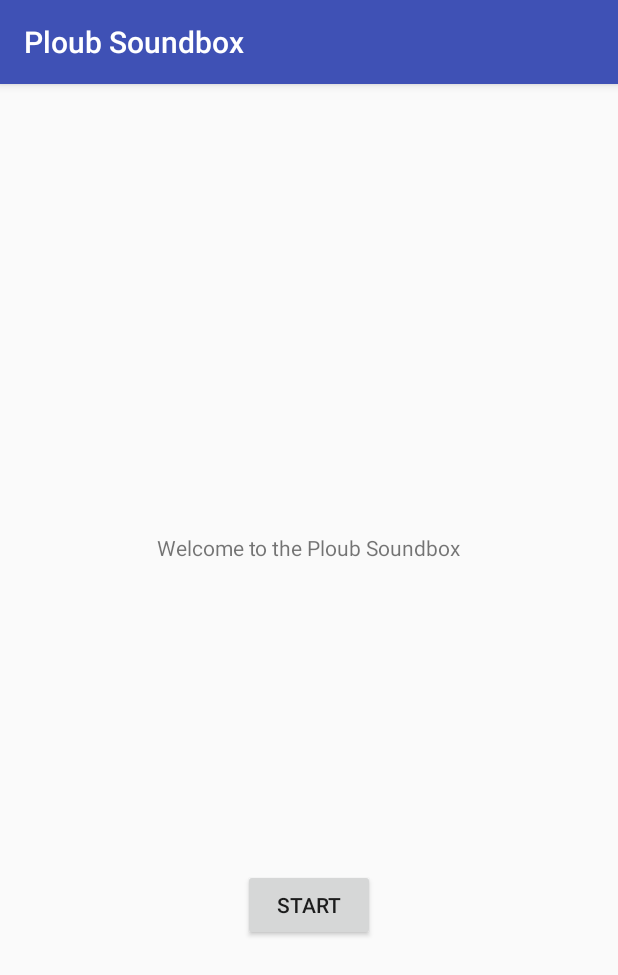
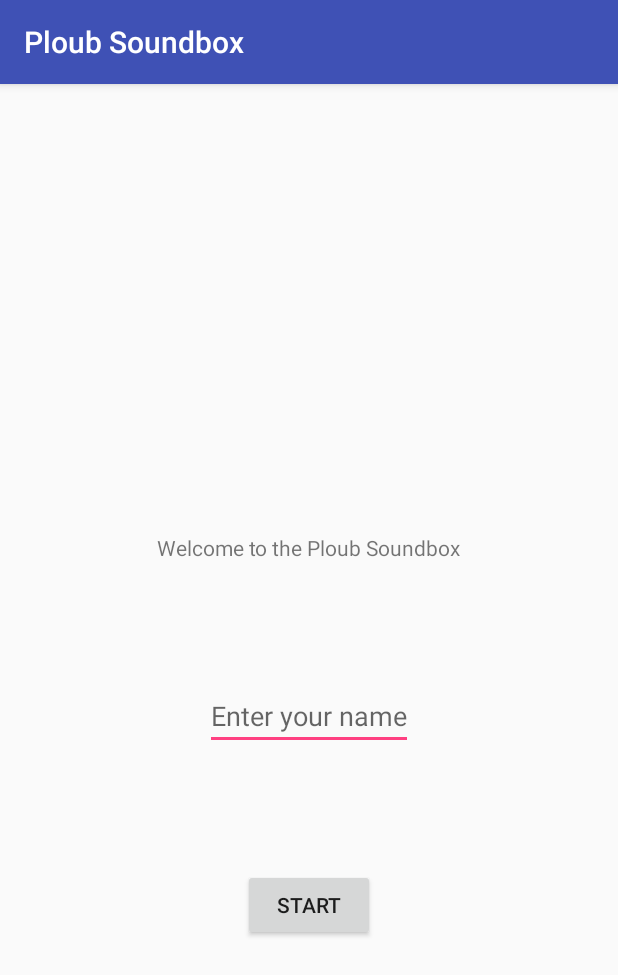
Before and after one commit to benwayne182/ploubsoundbox, an Android app: the screen it shows after launch (MainActivity), on a phone screen of 412 x 824 dp. Shown: the top 975 px of the screen. Run offline under Robolectric (Android 15) with nearby library versions, the phone set to English and light mode, and no system bars.

Commit message:
Récupération du nom sur la MainActivity

```diff
--- a/app/src/main/AndroidManifest.xml
+++ b/app/src/main/AndroidManifest.xml
@@ -9,14 +9,14 @@
         android:roundIcon="@mipmap/ic_launcher_round"
         android:supportsRtl="true"
         android:theme="@style/AppTheme">
-        <activity android:name=".MainActivity">
+        <activity android:name=".view.MainActivity">
             <intent-filter>
                 <action android:name="android.intent.action.MAIN" />
 
                 <category android:name="android.intent.category.LAUNCHER" />
             </intent-filter>
         </activity>
-        <activity android:name=".SoundPanelActivity"></activity>
+        <activity android:name=".view.SoundPanelActivity"></activity>
     </application>
 
 </manifest>
--- /dev/null
+++ b/app/src/main/java/com/fdp/benwayne/ploubsoundbox/model/User.java
@@ -0,0 +1,17 @@
+package com.fdp.benwayne.ploubsoundbox.model;
+
+public class User {
+
+    private String name;
+
+    public User() {
+    }
+
+    public String getName() {
+        return name;
+    }
+
+    public void setName(String name) {
+        this.name = name;
+    }
+}
--- a/app/src/main/java/com/fdp/benwayne/ploubsoundbox/MainActivity.java
+++ b/app/src/main/java/com/fdp/benwayne/ploubsoundbox/view/MainActivity.java
@@ -1,4 +1,4 @@
-package com.fdp.benwayne.ploubsoundbox;
+package com.fdp.benwayne.ploubsoundbox.view;
 
 import android.content.Intent;
 import android.os.Bundle;
@@ -9,6 +9,9 @@ import android.view.View;
 import android.widget.Button;
 import android.widget.EditText;
 import android.widget.TextView;
+
+import com.fdp.benwayne.ploubsoundbox.R;
+import com.fdp.benwayne.ploubsoundbox.model.User;
 
 public class MainActivity extends AppCompatActivity {
 
@@ -27,7 +30,7 @@ public class MainActivity extends AppCompatActivity {
     /**
      * Nom de l'utilisateur
      */
-    private String userName;
+    private User user;
     /**
      * Listener sur la modification du champs de saisie
      */
@@ -42,7 +45,8 @@ public class MainActivity extends AppCompatActivity {
         public void onTextChanged(CharSequence s, int start, int before, int count) {
             boolean b = (s.length() != 0);
             startButton.setEnabled(b);
-            userName = b ? s.toString() : "";
+            String userName = b ? s.toString() : "";
+            user.setName(userName);
         }
 
         @Override
@@ -64,13 +68,14 @@ public class MainActivity extends AppCompatActivity {
     protected void onCreate(Bundle savedInstanceState) {
         super.onCreate(savedInstanceState);
         setContentView(R.layout.activity_main);
+        user = new User();
         this.textView = this.findViewById(R.id.activityMainTextView);
-//        this.editText = this.findViewById(R.id.activityMainEditText);
+        this.editText = this.findViewById(R.id.activityMainEditText);
         this.startButton = this.findViewById(R.id.activityMainStartButton);
 
         this.startButton.setEnabled(true);
 
-//        this.editText.addTextChangedListener(this.textWatcher);
+        this.editText.addTextChangedListener(this.textWatcher);
         this.startButton.setOnClickListener(this.onClickListener);
     }
 
--- a/app/src/main/java/com/fdp/benwayne/ploubsoundbox/SoundPanelActivity.java
+++ b/app/src/main/java/com/fdp/benwayne/ploubsoundbox/view/SoundPanelActivity.java
@@ -1,10 +1,12 @@
-package com.fdp.benwayne.ploubsoundbox;
+package com.fdp.benwayne.ploubsoundbox.view;
 
 import android.media.MediaPlayer;
 import android.os.Bundle;
 import android.support.v7.app.AppCompatActivity;
 import android.view.View;
 import android.widget.Button;
+
+import com.fdp.benwayne.ploubsoundbox.R;
 
 import java.util.HashMap;
 import java.util.Iterator;
--- a/app/src/main/res/layout/activity_main.xml
+++ b/app/src/main/res/layout/activity_main.xml
@@ -4,7 +4,7 @@
     xmlns:tools="http://schemas.android.com/tools"
     android:layout_width="match_parent"
     android:layout_height="match_parent"
-    tools:context="com.fdp.benwayne.ploubsoundbox.MainActivity">
+    tools:context="com.fdp.benwayne.ploubsoundbox.view.MainActivity">
 
     <TextView
         android:id="@+id/activityMainTextView"
@@ -17,15 +17,15 @@
         app:layout_constraintTop_toTopOf="parent"
         app:layout_constraintVertical_bias="0.40" />
 
-    <!--<EditText-->
-        <!--android:id="@+id/activityMainEditText"-->
-        <!--android:layout_width="wrap_content"-->
-        <!--android:layout_height="wrap_content"-->
-        <!--android:hint="@string/enterYourName"-->
-        <!--app:layout_constraintBottom_toTopOf="@+id/activityMainStartButton"-->
-        <!--app:layout_constraintLeft_toLeftOf="parent"-->
-        <!--app:layout_constraintRight_toRightOf="parent"-->
-        <!--app:layout_constraintTop_toBottomOf="@+id/activityMainTextView" />-->
+    <EditText
+        android:id="@+id/activityMainEditText"
+        android:layout_width="wrap_content"
+        android:layout_height="wrap_content"
+        android:hint="@string/enterYourName"
+        app:layout_constraintBottom_toTopOf="@+id/activityMainStartButton"
+        app:layout_constraintLeft_toLeftOf="parent"
+        app:layout_constraintRight_toRightOf="parent"
+        app:layout_constraintTop_toBottomOf="@+id/activityMainTextView" />
 
     <Button
         android:id="@+id/activityMainStartButton"
--- a/app/src/main/res/layout/activity_sound_panel.xml
+++ b/app/src/main/res/layout/activity_sound_panel.xml
@@ -4,7 +4,7 @@
     xmlns:tools="http://schemas.android.com/tools"
     android:layout_width="match_parent"
     android:layout_height="match_parent"
-    tools:context="com.fdp.benwayne.ploubsoundbox.SoundPanelActivity">
+    tools:context="com.fdp.benwayne.ploubsoundbox.view.SoundPanelActivity">
 
     <TextView
         android:id="@+id/textView"
```
